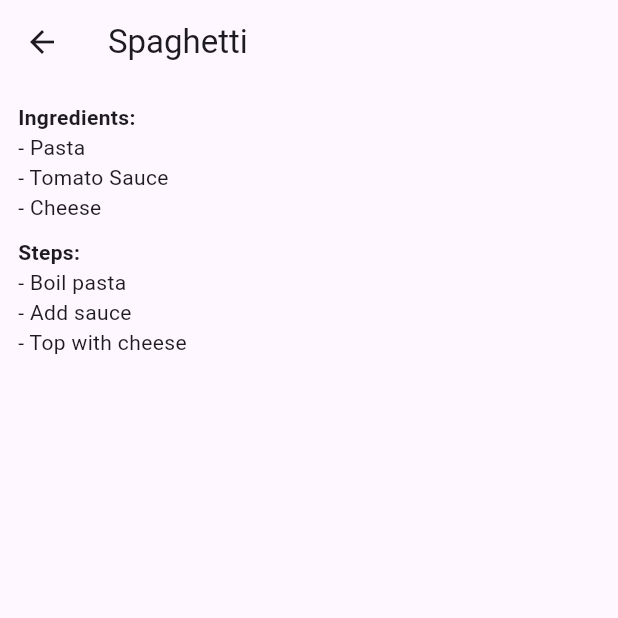
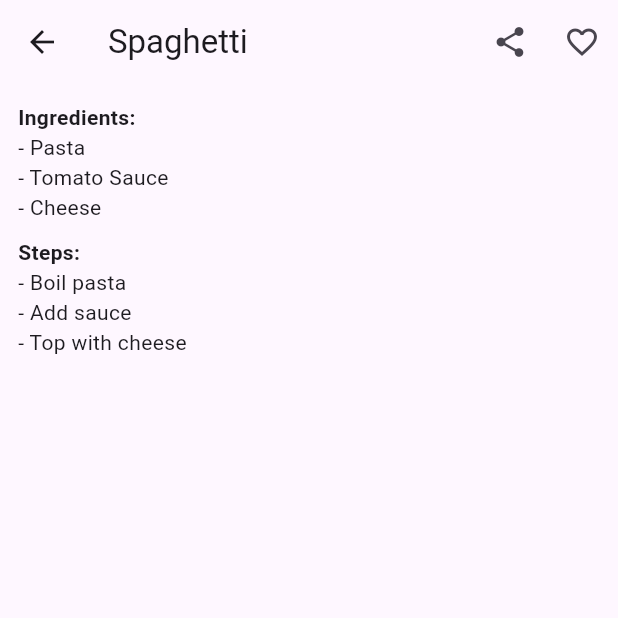
Before and after one commit to Hfreeman1/RecipeMealPlanner, a Flutter app: the screen it shows after launch, after a tap on "Spaghetti", on a phone screen of 412 x 824 dp, the top half of it. Run offline on Flutter 3.47's test engine with Material 3 defaults, Android fonts, the phone set to English and light mode, and no system bars; our stand-ins replace share_plus, shared_preferences.

Commit message:
Milestone 2 complete — all core features added

```diff
--- a/lib/main.dart
+++ b/lib/main.dart
@@ -1,4 +1,7 @@
 import 'package:flutter/material.dart';
+import 'package:shared_preferences/shared_preferences.dart';
+import 'package:share_plus/share_plus.dart';
+import 'dart:convert';
 
 void main() {
   runApp(RecipeApp());
@@ -11,110 +14,243 @@ class Recipe {
   final List<String> steps;
 
   Recipe(this.name, this.category, this.ingredients, this.steps);
+
+  Map<String, dynamic> toJson() => {
+        "name": name,
+        "category": category,
+        "ingredients": ingredients,
+        "steps": steps
+      };
+
+  static Recipe fromJson(Map<String, dynamic> json) => Recipe(
+        json["name"],
+        json["category"],
+        List<String>.from(json["ingredients"]),
+        List<String>.from(json["steps"]),
+      );
 }
 
-class RecipeApp extends StatelessWidget {
-  final List<Recipe> recipes = [
-    Recipe("Spaghetti", "Vegetarian",
-        ["Pasta", "Tomato Sauce", "Cheese"],
-        ["Boil pasta", "Add sauce", "Top with cheese"]),
-    Recipe("Chicken Salad", "Gluten-Free",
-        ["Chicken", "Lettuce", "Dressing"],
-        ["Cook chicken", "Mix ingredients"]),
-    Recipe("Avocado Toast", "Vegan",
-        ["Bread", "Avocado", "Salt"],
-        ["Toast bread", "Spread avocado", "Add salt"]),
-  ];
+class RecipeApp extends StatefulWidget {
+  @override
+  State<RecipeApp> createState() => _RecipeAppState();
+}
+
+class _RecipeAppState extends State<RecipeApp> {
+  int index = 0;
+  final pages = [RecipeListScreen(), MealPlannerScreen(), FavoritesScreen()];
 
   @override
   Widget build(BuildContext context) {
     return MaterialApp(
       title: 'Recipe & Meal Planner',
       theme: ThemeData(primarySwatch: Colors.green),
-      home: RecipeListScreen(recipes: recipes),
-    );
-  }
-}
-
-class RecipeListScreen extends StatefulWidget {
-  final List<Recipe> recipes;
-  RecipeListScreen({required this.recipes});
-
-  @override
-  _RecipeListScreenState createState() => _RecipeListScreenState();
-}
-
-class _RecipeListScreenState extends State<RecipeListScreen> {
-  String selectedFilter = "All";
-
-  @override
-  Widget build(BuildContext context) {
-    List<Recipe> filteredRecipes = selectedFilter == "All"
-        ? widget.recipes
-        : widget.recipes
-            .where((r) => r.category == selectedFilter)
-            .toList();
-
-    return Scaffold(
-      appBar: AppBar(title: Text("Recipes")),
-      body: Column(
-        children: [
-          DropdownButton<String>(
-            value: selectedFilter,
-            items: ["All", "Vegan", "Vegetarian", "Gluten-Free"]
-                .map((e) => DropdownMenuItem(value: e, child: Text(e)))
-                .toList(),
-            onChanged: (value) {
-              setState(() {
-                selectedFilter = value!;
-              });
-            },
-          ),
-          Expanded(
-            child: ListView.builder(
-              itemCount: filteredRecipes.length,
-              itemBuilder: (context, index) {
-                final recipe = filteredRecipes[index];
-                return ListTile(
-                  title: Text(recipe.name),
-                  subtitle: Text(recipe.category),
-                  onTap: () => Navigator.push(
-                    context,
-                    MaterialPageRoute(
-                      builder: (_) => RecipeDetailScreen(recipe: recipe),
-                    ),
-                  ),
-                );
-              },
-            ),
-          ),
-        ],
-      ),
-    );
-  }
-}
-
-class RecipeDetailScreen extends StatelessWidget {
-  final Recipe recipe;
-  RecipeDetailScreen({required this.recipe});
-
-  @override
-  Widget build(BuildContext context) {
-    return Scaffold(
-      appBar: AppBar(title: Text(recipe.name)),
-      body: Padding(
-        padding: const EdgeInsets.all(12.0),
-        child: Column(
-          crossAxisAlignment: CrossAxisAlignment.start,
-          children: [
-            Text("Ingredients:", style: TextStyle(fontWeight: FontWeight.bold)),
-            ...recipe.ingredients.map((e) => Text("- $e")),
-            SizedBox(height: 10),
-            Text("Steps:", style: TextStyle(fontWeight: FontWeight.bold)),
-            ...recipe.steps.map((e) => Text("- $e")),
+      home: Scaffold(
+        appBar: AppBar(title: Text('Recipe & Meal Planner')),
+        body: pages[index],
+        bottomNavigationBar: BottomNavigationBar(
+          currentIndex: index,
+          onTap: (i) => setState(() => index = i),
+          items: const [
+            BottomNavigationBarItem(icon: Icon(Icons.list), label: "Recipes"),
+            BottomNavigationBarItem(icon: Icon(Icons.calendar_today), label: "Planner"),
+            BottomNavigationBarItem(icon: Icon(Icons.favorite), label: "Favorites"),
           ],
         ),
       ),
     );
   }
 }
+
+class RecipeListScreen extends StatefulWidget {
+  @override
+  State<RecipeListScreen> createState() => _RecipeListScreenState();
+}
+
+class _RecipeListScreenState extends State<RecipeListScreen> {
+  final recipes = [
+    Recipe("Spaghetti", "Vegetarian", ["Pasta", "Tomato Sauce", "Cheese"], ["Boil pasta", "Add sauce", "Top with cheese"]),
+    Recipe("Chicken Salad", "Gluten-Free", ["Chicken", "Lettuce", "Dressing"], ["Cook chicken", "Mix ingredients"]),
+    Recipe("Avocado Toast", "Vegan", ["Bread", "Avocado", "Salt"], ["Toast bread", "Spread avocado", "Add salt"]),
+  ];
+
+  String filter = "All";
+
+  @override
+  Widget build(BuildContext context) {
+    final filtered = filter == "All"
+        ? recipes
+        : recipes.where((r) => r.category == filter).toList();
+
+    return Column(children: [
+      DropdownButton<String>(
+        value: filter,
+        items: ["All", "Vegan", "Vegetarian", "Gluten-Free"]
+            .map((e) => DropdownMenuItem(value: e, child: Text(e)))
+            .toList(),
+        onChanged: (v) => setState(() => filter = v!),
+      ),
+      Expanded(
+        child: ListView.builder(
+          itemCount: filtered.length,
+          itemBuilder: (context, i) {
+            final recipe = filtered[i];
+            return ListTile(
+              title: Text(recipe.name),
+              subtitle: Text(recipe.category),
+              onTap: () => Navigator.push(
+                context,
+                MaterialPageRoute(builder: (_) => RecipeDetailScreen(recipe)),
+              ),
+            );
+          },
+        ),
+      )
+    ]);
+  }
+}
+
+class RecipeDetailScreen extends StatefulWidget {
+  final Recipe recipe;
+  RecipeDetailScreen(this.recipe);
+
+  @override
+  State<RecipeDetailScreen> createState() => _RecipeDetailScreenState();
+}
+
+class _RecipeDetailScreenState extends State<RecipeDetailScreen> {
+  bool fav = false;
+
+  void toggleFavorite() async {
+    final prefs = await SharedPreferences.getInstance();
+    final list = prefs.getStringList("favorites") ?? [];
+    if (fav) {
+      list.removeWhere((e) => e.contains(widget.recipe.name));
+    } else {
+      list.add(jsonEncode(widget.recipe.toJson()));
+    }
+    await prefs.setStringList("favorites", list);
+    setState(() => fav = !fav);
+  }
+
+  void shareRecipe() {
+    Share.share("${widget.recipe.name}\n\nIngredients:\n${widget.recipe.ingredients.join(", ")}\n\nSteps:\n${widget.recipe.steps.join(", ")}");
+  }
+
+  @override
+  Widget build(BuildContext context) {
+    return Scaffold(
+      appBar: AppBar(title: Text(widget.recipe.name), actions: [
+        IconButton(icon: Icon(Icons.share), onPressed: shareRecipe),
+        IconButton(icon: Icon(fav ? Icons.favorite : Icons.favorite_border), onPressed: toggleFavorite)
+      ]),
+      body: Padding(
+        padding: const EdgeInsets.all(12.0),
+        child: Column(crossAxisAlignment: CrossAxisAlignment.start, children: [
+          Text("Ingredients:", style: TextStyle(fontWeight: FontWeight.bold)),
+          ...widget.recipe.ingredients.map((e) => Text("- $e")),
+          SizedBox(height: 10),
+          Text("Steps:", style: TextStyle(fontWeight: FontWeight.bold)),
+          ...widget.recipe.steps.map((e) => Text("- $e")),
+        ]),
+      ),
+    );
+  }
+}
+
+class MealPlannerScreen extends StatefulWidget {
+  @override
+  State<MealPlannerScreen> createState() => _MealPlannerScreenState();
+}
+
+class _MealPlannerScreenState extends State<MealPlannerScreen> {
+  Map<String, String> plan = {};
+  final days = ["Mon", "Tue", "Wed", "Thu", "Fri", "Sat", "Sun"];
+  final recipes = ["Spaghetti", "Chicken Salad", "Avocado Toast"];
+
+  @override
+  void initState() {
+    super.initState();
+    loadPlan();
+  }
+
+  Future<void> loadPlan() async {
+    final prefs = await SharedPreferences.getInstance();
+    final data = prefs.getString("mealPlan");
+    if (data != null) setState(() => plan = Map<String, String>.from(jsonDecode(data)));
+  }
+
+  Future<void> savePlan() async {
+    final prefs = await SharedPreferences.getInstance();
+    await prefs.setString("mealPlan", jsonEncode(plan));
+  }
+
+  void showGroceries() {
+    final grocery = ["Pasta", "Tomato Sauce", "Cheese", "Chicken", "Lettuce", "Dressing", "Bread", "Avocado", "Salt"];
+    showDialog(
+      context: context,
+      builder: (_) => AlertDialog(
+        title: Text("Grocery List"),
+        content: Column(mainAxisSize: MainAxisSize.min, children: grocery.map((e) => Text("- $e")).toList()),
+      ),
+    );
+  }
+
+  @override
+  Widget build(BuildContext context) {
+    return Column(children: [
+      Expanded(
+        child: ListView.builder(
+          itemCount: days.length,
+          itemBuilder: (context, i) {
+            final day = days[i];
+            return ListTile(
+              title: Text("$day: ${plan[day] ?? 'No meal selected'}"),
+              trailing: DropdownButton<String>(
+                value: plan[day],
+                hint: Text("Select"),
+                items: recipes.map((r) => DropdownMenuItem(value: r, child: Text(r))).toList(),
+                onChanged: (v) {
+                  setState(() => plan[day] = v!);
+                  savePlan();
+                },
+              ),
+            );
+          },
+        ),
+      ),
+      ElevatedButton(onPressed: showGroceries, child: Text("Generate Grocery List"))
+    ]);
+  }
+}
+
+class FavoritesScreen extends StatefulWidget {
+  @override
+  State<FavoritesScreen> createState() => _FavoritesScreenState();
+}
+
+class _FavoritesScreenState extends State<FavoritesScreen> {
+  List<Recipe> favs = [];
+
+  @override
+  void initState() {
+    super.initState();
+    loadFavs();
+  }
+
+  Future<void> loadFavs() async {
+    final prefs = await SharedPreferences.getInstance();
+    final list = prefs.getStringList("favorites") ?? [];
+    setState(() => favs = list.map((e) => Recipe.fromJson(jsonDecode(e))).toList());
+  }
+
+  @override
+  Widget build(BuildContext context) {
+    return ListView.builder(
+      itemCount: favs.length,
+      itemBuilder: (context, i) {
+        final r = favs[i];
+        return ListTile(title: Text(r.name), subtitle: Text(r.category));
+      },
+    );
+  }
+}
--- a/pubspec.yaml
+++ b/pubspec.yaml
@@ -34,6 +34,8 @@ dependencies:
   # The following adds the Cupertino Icons font to your application.
   # Use with the CupertinoIcons class for iOS style icons.
   cupertino_icons: ^1.0.8
+  shared_preferences: ^2.5.3
+  share_plus: ^12.0.1
 
 dev_dependencies:
   flutter_test:
```
Also changed, not shown: pubspec.lock, 5 other files.
